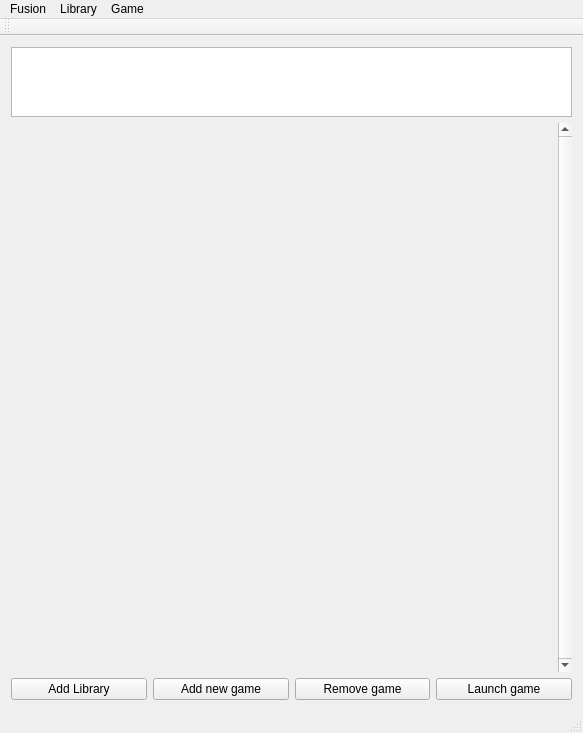
The window that mainwindow.ui (FusionLauncher/FusionClient) describes before a commit, drawn with Qt 5.
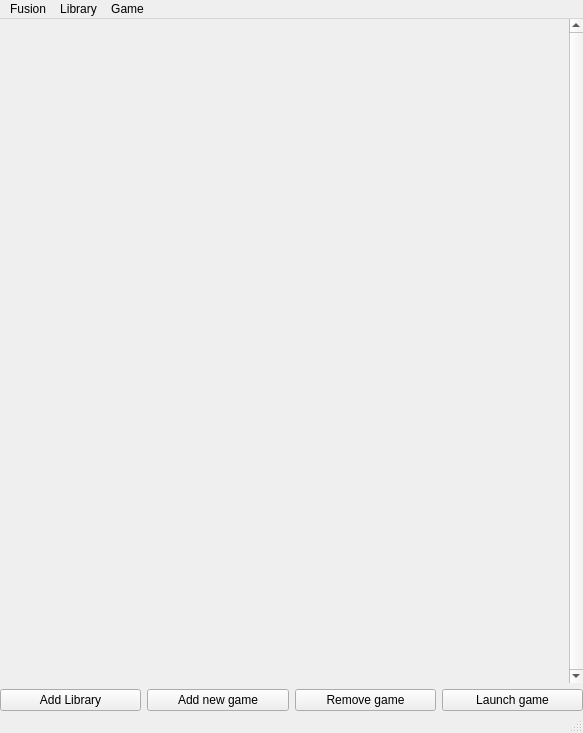
The same window after the commit.

What changed in the file:
```diff
--- a/mainwindow.ui
+++ b/mainwindow.ui
@@ -13,18 +13,20 @@
   <property name="windowTitle">
    <string>MainWindow</string>
   </property>
-  <property name="styleSheet">
-   <string notr="true"/>
-  </property>
   <widget class="QWidget" name="centralWidget">
-   <layout class="QVBoxLayout" name="verticalLayout" stretch="1,10,0">
-    <item>
-     <widget class="QListWidget" name="gameListWidget">
-      <property name="sortingEnabled">
-       <bool>true</bool>
-      </property>
-     </widget>
-    </item>
+   <layout class="QVBoxLayout" name="verticalLayout" stretch="10,0">
+    <property name="leftMargin">
+     <number>0</number>
+    </property>
+    <property name="topMargin">
+     <number>0</number>
+    </property>
+    <property name="rightMargin">
+     <number>0</number>
+    </property>
+    <property name="bottomMargin">
+     <number>0</number>
+    </property>
     <item>
      <widget class="QScrollArea" name="gameScrollArea">
       <property name="frameShape">
@@ -44,13 +46,10 @@
         <rect>
          <x>0</x>
          <y>0</y>
-         <width>548</width>
-         <height>552</height>
+         <width>566</width>
+         <height>661</height>
         </rect>
        </property>
-       <property name="autoFillBackground">
-        <bool>false</bool>
-       </property>
       </widget>
      </widget>
     </item>
@@ -122,14 +121,6 @@
    <addaction name="menuLibrary"/>
    <addaction name="menuGame"/>
   </widget>
-  <widget class="QToolBar" name="mainToolBar">
-   <attribute name="toolBarArea">
-    <enum>TopToolBarArea</enum>
-   </attribute>
-   <attribute name="toolBarBreak">
-    <bool>false</bool>
-   </attribute>
-  </widget>
   <widget class="QStatusBar" name="statusBar"/>
   <action name="removeDatabaseAction">
    <property name="text">
```
